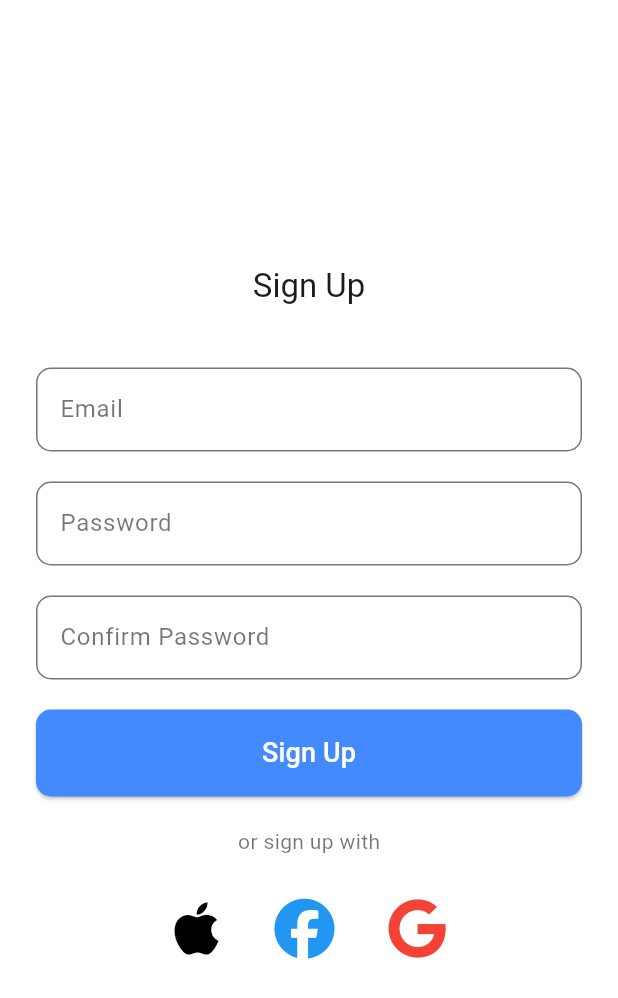
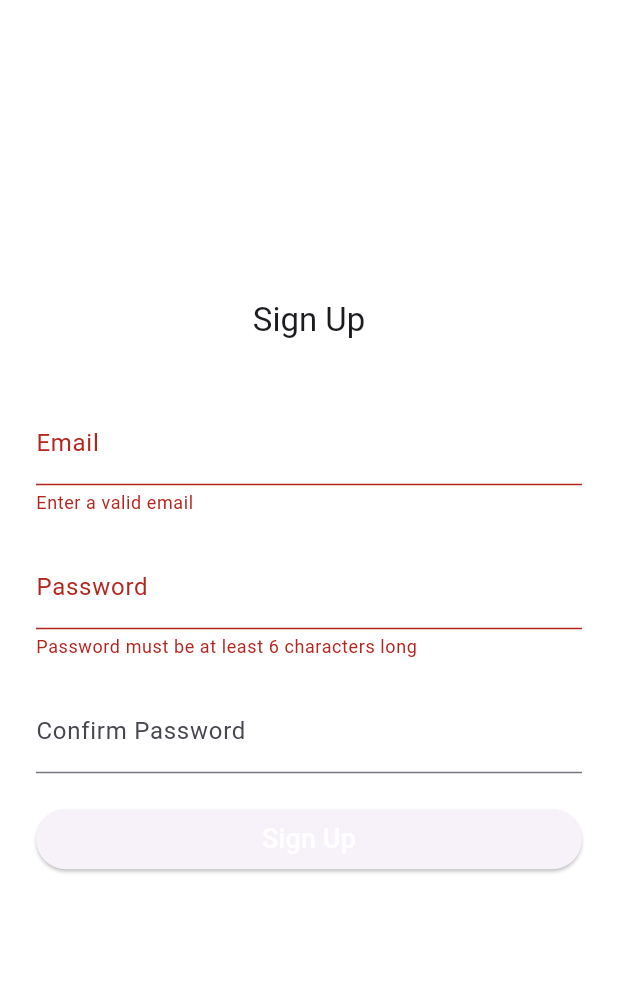
Before and after one commit to TaeBbong/flutter-architecture-sample, a Flutter app: the screen it shows after launch, on a phone screen of 412 x 824 dp. Shown: the top 998 px of the screen. Run offline on Flutter 3.47's test engine with Material 3 defaults, Android fonts, the phone set to English and light mode, and no system bars; our stand-ins replace flutter_secure_storage, font_awesome_flutter, get; accounts and stored records are empty.

Commit message:
wip: auth app with clean architecture

```diff
--- /dev/null
+++ b/lib/domain/entities/user.dart
@@ -0,0 +1,11 @@
+class User {
+  final String id;
+  final String email;
+  final String token;
+
+  User({
+    required this.id,
+    required this.email,
+    required this.token,
+  });
+}
--- /dev/null
+++ b/lib/domain/repositories/auth_repository.dart
@@ -0,0 +1,6 @@
+import '../entities/user.dart';
+
+abstract class AuthRepository {
+  Future<User?> login(String email, String password); // User를 반환
+  Future<void> register(String email, String password);
+}
--- /dev/null
+++ b/lib/domain/usecases/login_usecase.dart
@@ -0,0 +1,12 @@
+import '../entities/user.dart';
+import '../repositories/auth_repository.dart';
+
+class LoginUseCase {
+  final AuthRepository repository;
+
+  LoginUseCase(this.repository);
+
+  Future<User?> execute(String email, String password) async {
+    return await repository.login(email, password); // User 객체 반환
+  }
+}
--- /dev/null
+++ b/lib/domain/usecases/register_usecase.dart
@@ -0,0 +1,11 @@
+import '../repositories/auth_repository.dart';
+
+class RegisterUseCase {
+  final AuthRepository repository;
+
+  RegisterUseCase(this.repository);
+
+  Future<void> execute(String email, String password) async {
+    await repository.register(email, password);
+  }
+}
--- a/lib/main.dart
+++ b/lib/main.dart
@@ -1,16 +1,20 @@
 import 'package:flutter/material.dart';
-import 'pages/sign_up_page.dart';
-import 'styles/theme.dart';
+import 'package:get/get.dart';
+import 'bindings/auth_bindings.dart';
+import 'presentation/pages/sign_up_page.dart';
 
 void main() {
-  runApp(MyApp());
+  WidgetsFlutterBinding.ensureInitialized();
+  AuthBinding().dependencies();
+  runApp(const MyApp());
 }
 
 class MyApp extends StatelessWidget {
+  const MyApp({super.key});
+
   @override
   Widget build(BuildContext context) {
-    return MaterialApp(
-      theme: AppTheme.lightTheme,
+    return GetMaterialApp(
       home: SignUpPage(),
     );
   }
--- a/lib/pages/sign_up_page.dart
+++ /dev/null
@@ -1,81 +0,0 @@
-import 'package:flutter/material.dart';
-import 'package:font_awesome_flutter/font_awesome_flutter.dart';
-
-class SignUpPage extends StatelessWidget {
-  const SignUpPage({super.key});
-
-  @override
-  Widget build(BuildContext context) {
-    return Scaffold(
-      backgroundColor: Colors.white,
-      body: Padding(
-        padding: const EdgeInsets.symmetric(horizontal: 24.0),
-        child: Column(
-          mainAxisAlignment: MainAxisAlignment.center,
-          children: [
-            Text(
-              'Sign Up',
-              style: Theme.of(context).textTheme.titleLarge,
-            ),
-            const SizedBox(height: 40),
-            const TextField(
-              decoration: InputDecoration(labelText: 'Email'),
-            ),
-            const SizedBox(height: 20),
-            const TextField(
-              decoration: InputDecoration(labelText: 'Password'),
-              obscureText: true,
-            ),
-            const SizedBox(height: 20),
-            const TextField(
-              decoration: InputDecoration(labelText: 'Confirm Password'),
-              obscureText: true,
-            ),
-            const SizedBox(height: 20),
-            SizedBox(
-              width: double.infinity,
-              child: ElevatedButton(
-                onPressed: () {},
-                child: const Text(
-                  'Sign Up',
-                  style: TextStyle(fontSize: 18, color: Colors.white),
-                ),
-              ),
-            ),
-            const SizedBox(height: 20),
-            Text(
-              'or sign up with',
-              style: Theme.of(context).textTheme.bodyMedium,
-            ),
-            const SizedBox(height: 20),
-            Row(
-              mainAxisAlignment: MainAxisAlignment.center,
-              children: [
-                IconButton(
-                  icon: const FaIcon(FontAwesomeIcons.apple),
-                  onPressed: () {},
-                  iconSize: 40,
-                  color: Colors.black,
-                ),
-                const SizedBox(width: 20),
-                IconButton(
-                  icon: const FaIcon(FontAwesomeIcons.facebook),
-                  onPressed: () {},
-                  iconSize: 40,
-                  color: Colors.blue,
-                ),
-                const SizedBox(width: 20),
-                IconButton(
-                  icon: const FaIcon(FontAwesomeIcons.google),
-                  onPressed: () {},
-                  iconSize: 40,
-                  color: Colors.red,
-                ),
-              ],
-            ),
-          ],
-        ),
-      ),
-    );
-  }
-}
--- /dev/null
+++ b/lib/presentation/controllers/auth_controller.dart
@@ -0,0 +1,53 @@
+import 'package:get/get.dart';
+import '../../domain/entities/user.dart';
+import '../../domain/usecases/login_usecase.dart';
+import '../../domain/usecases/register_usecase.dart';
+
+class AuthController extends GetxController {
+  var isLoading = false.obs;
+  var errorMessage = ''.obs;
+  var user = Rxn<User>(); // User 객체를 상태로 관리
+
+  final LoginUseCase loginUseCase;
+  final RegisterUseCase registerUseCase;
+
+  AuthController(this.loginUseCase, this.registerUseCase);
+
+  Future<void> login(String email, String password) async {
+    try {
+      isLoading.value = true;
+      final result = await loginUseCase.execute(email, password);
+      if (result != null) user.value = result; // 로그인 성공 시 user 업데이트
+    } catch (e) {
+      errorMessage.value = e.toString();
+    } finally {
+      isLoading.value = false;
+    }
+  }
+
+  Future<void> register(String email, String password) async {
+    try {
+      isLoading.value = true;
+      await registerUseCase.execute(email, password);
+      errorMessage.value = '';
+    } catch (e) {
+      errorMessage.value = e.toString();
+    } finally {
+      isLoading.value = false;
+    }
+  }
+
+  String? validateEmail(String email) {
+    if (!GetUtils.isEmail(email)) {
+      return 'Enter a valid email';
+    }
+    return null;
+  }
+
+  String? validatePassword(String password) {
+    if (password.length < 6) {
+      return 'Password must be at least 6 characters long';
+    }
+    return null;
+  }
+}
--- /dev/null
+++ b/lib/presentation/pages/sign_up_page.dart
@@ -0,0 +1,83 @@
+import 'package:flutter/material.dart';
+import 'package:get/get.dart';
+import '../controllers/auth_controller.dart';
+
+class SignUpPage extends StatelessWidget {
+  final emailController = TextEditingController();
+  final passwordController = TextEditingController();
+  final confirmPasswordController = TextEditingController();
+  final authController = Get.find<AuthController>();
+
+  SignUpPage({super.key});
+
+  @override
+  Widget build(BuildContext context) {
+    return Scaffold(
+      backgroundColor: Colors.white,
+      body: Padding(
+        padding: const EdgeInsets.symmetric(horizontal: 24.0),
+        child: Column(
+          mainAxisAlignment: MainAxisAlignment.center,
+          children: [
+            Text(
+              'Sign Up',
+              style: Theme.of(context).textTheme.titleLarge,
+            ),
+            const SizedBox(height: 40),
+            TextField(
+              controller: emailController,
+              decoration: InputDecoration(
+                labelText: 'Email',
+                errorText: authController.validateEmail(emailController.text),
+              ),
+            ),
+            const SizedBox(height: 20),
+            TextField(
+              controller: passwordController,
+              decoration: InputDecoration(
+                labelText: 'Password',
+                errorText:
+                    authController.validatePassword(passwordController.text),
+              ),
+              obscureText: true,
+            ),
+            const SizedBox(height: 20),
+            TextField(
+              controller: confirmPasswordController,
+              decoration: InputDecoration(
+                labelText: 'Confirm Password',
+                errorText:
+                    passwordController.text != confirmPasswordController.text
+                        ? 'Passwords do not match'
+                        : null,
+              ),
+              obscureText: true,
+            ),
+            const SizedBox(height: 20),
+            SizedBox(
+              width: double.infinity,
+              child: Obx(() => authController.isLoading.value
+                  ? const CircularProgressIndicator()
+                  : ElevatedButton(
+                      onPressed: () {
+                        authController.register(
+                          emailController.text,
+                          passwordController.text,
+                        );
+                      },
+                      child: const Text(
+                        'Sign Up',
+                        style: TextStyle(fontSize: 18, color: Colors.white),
+                      ),
+                    )),
+            ),
+            const SizedBox(height: 20),
+            Obx(() => authController.user.value != null
+                ? Text('Welcome, ${authController.user.value!.email}')
+                : Text(authController.errorMessage.value)),
+          ],
+        ),
+      ),
+    );
+  }
+}
--- a/pubspec.yaml
+++ b/pubspec.yaml
@@ -35,6 +35,9 @@ dependencies:
   # Use with the CupertinoIcons class for iOS style icons.
   cupertino_icons: ^1.0.2
   font_awesome_flutter: ^10.7.0
+  get: ^4.6.6
+  http: ^1.1.0
+  flutter_secure_storage: ^9.2.2
 
 dev_dependencies:
   flutter_test:
```
Also changed, not shown: lib/bindings/auth_bindings.dart (added, +19 -0 lines), lib/data/repositories/auth_repository_impl.dart (added, +42 -0 lines), lib/data/storage/secure_storage.dart (added, +17 -0 lines), lib/presentation/pages/sigin_in_page.dart (renamed from lib/pages/sigin_in_page.dart), lib/presentation/styles/theme.dart (renamed from lib/styles/theme.dart), pubspec.lock, 6 other files.
